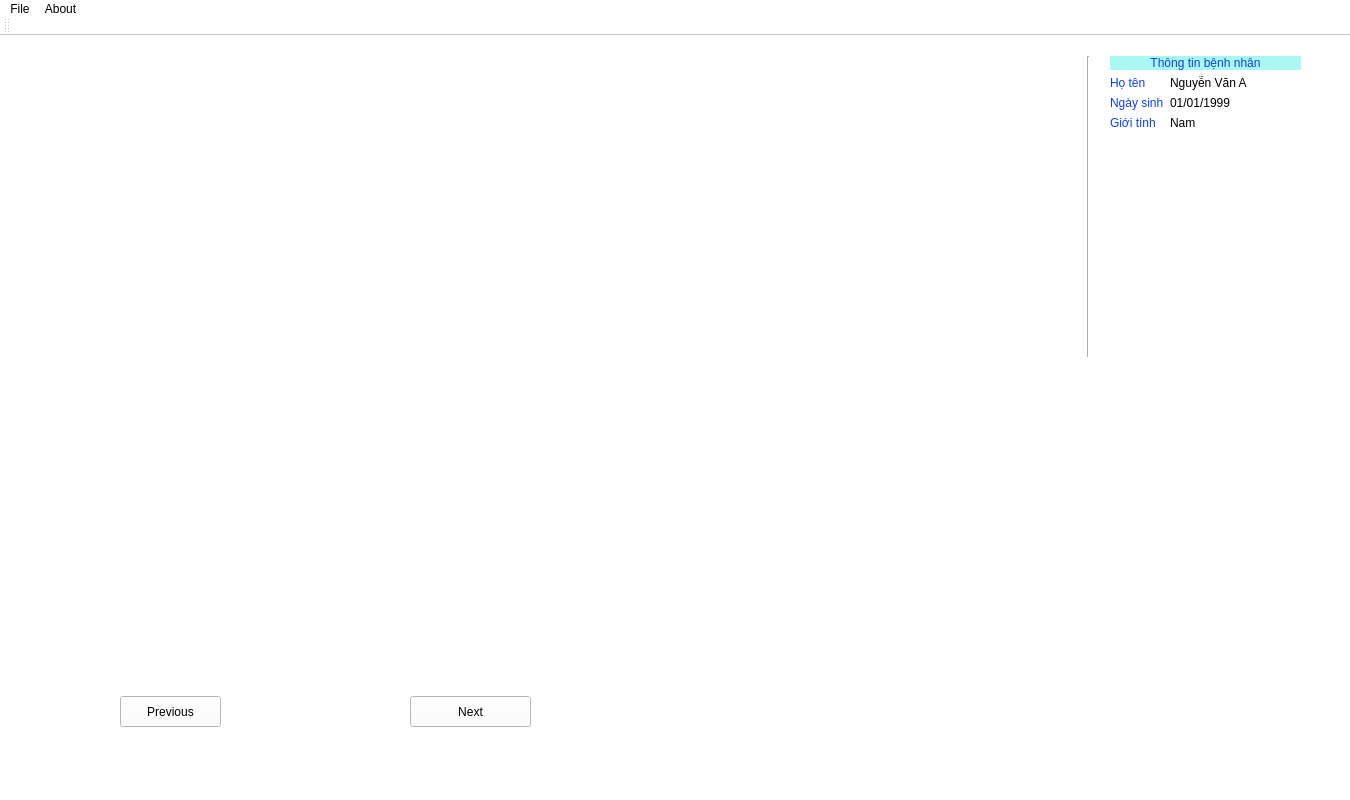
Above: mainwindow.ui from badungphan99/dicom-converter before the change. Below: the same form after it.
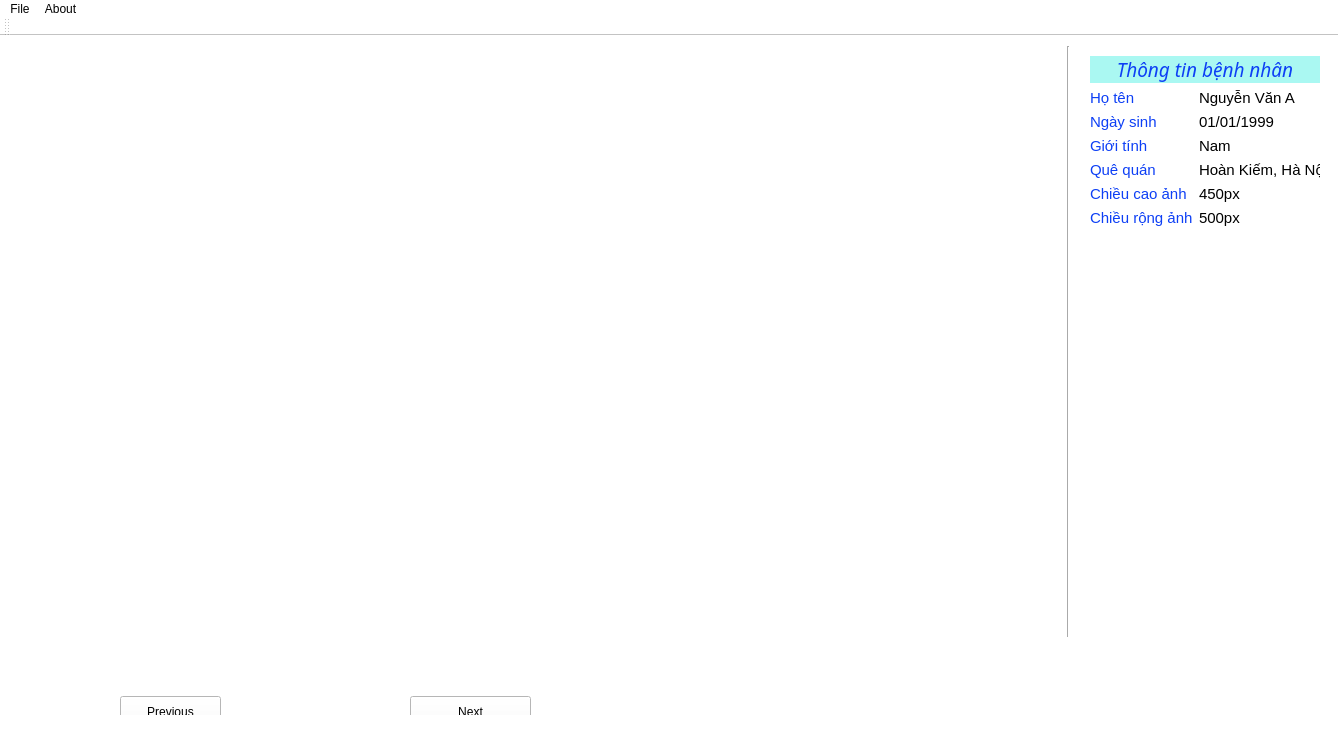
That is the form after the change.

Commit message: update giao diện chứa thông tin bn

The edit to the form file:
```diff
--- a/mainwindow.ui
+++ b/mainwindow.ui
@@ -6,8 +6,8 @@
    <rect>
     <x>0</x>
     <y>0</y>
-    <width>1350</width>
-    <height>800</height>
+    <width>1338</width>
+    <height>737</height>
    </rect>
   </property>
   <property name="sizeIncrement">
@@ -34,7 +34,7 @@
      <rect>
       <x>70</x>
       <y>20</y>
-      <width>1000</width>
+      <width>971</width>
       <height>581</height>
      </rect>
     </property>
@@ -45,10 +45,10 @@
    <widget class="Line" name="line">
     <property name="geometry">
      <rect>
-      <x>1080</x>
-      <y>20</y>
+      <x>1060</x>
+      <y>10</y>
       <width>16</width>
-      <height>301</height>
+      <height>591</height>
      </rect>
     </property>
     <property name="orientation">
@@ -58,10 +58,10 @@
    <widget class="QWidget" name="layoutWidget">
     <property name="geometry">
      <rect>
-      <x>1110</x>
+      <x>1090</x>
       <y>20</y>
-      <width>191</width>
-      <height>121</height>
+      <width>230</width>
+      <height>231</height>
      </rect>
     </property>
     <layout class="QFormLayout" name="formLayout">
@@ -73,12 +73,19 @@
          <height>16777215</height>
         </size>
        </property>
+       <property name="font">
+        <font>
+         <family>Georgia</family>
+         <pointsize>8</pointsize>
+         <italic>true</italic>
+        </font>
+       </property>
        <property name="styleSheet">
         <string notr="true">color: rgb(13, 63, 245);
 background-color: rgb(170, 248, 242);</string>
        </property>
        <property name="text">
-        <string>&lt;html&gt;&lt;head/&gt;&lt;body&gt;&lt;p align=&quot;center&quot;&gt;Thông tin bệnh nhân&lt;/p&gt;&lt;/body&gt;&lt;/html&gt;</string>
+        <string>&lt;html&gt;&lt;head/&gt;&lt;body&gt;&lt;p align=&quot;center&quot;&gt;&lt;span style=&quot; font-size:14pt; font-style:italic;font-family:Time news roman&quot;&gt;Thông tin bệnh nhân&lt;/span&gt;&lt;/p&gt;&lt;/body&gt;&lt;/html&gt;</string>
        </property>
        <property name="indent">
         <number>-1</number>
@@ -87,6 +94,11 @@
      </item>
      <item row="1" column="0">
       <widget class="QLabel" name="label_name">
+       <property name="font">
+        <font>
+         <pointsize>11</pointsize>
+        </font>
+       </property>
        <property name="styleSheet">
         <string notr="true">color: rgb(13, 63, 245);</string>
        </property>
@@ -97,6 +109,11 @@
      </item>
      <item row="1" column="1">
       <widget class="QLabel" name="label_namepatient">
+       <property name="font">
+        <font>
+         <pointsize>11</pointsize>
+        </font>
+       </property>
        <property name="text">
         <string>Nguyễn Văn A</string>
        </property>
@@ -104,6 +121,12 @@
      </item>
      <item row="2" column="0">
       <widget class="QLabel" name="label_birth">
+       <property name="font">
+        <font>
+         <pointsize>11</pointsize>
+         <kerning>true</kerning>
+        </font>
+       </property>
        <property name="styleSheet">
         <string notr="true">color: rgb(13, 63, 245);</string>
        </property>
@@ -114,6 +137,11 @@
      </item>
      <item row="2" column="1">
       <widget class="QLabel" name="label_birthpatient">
+       <property name="font">
+        <font>
+         <pointsize>11</pointsize>
+        </font>
+       </property>
        <property name="text">
         <string>01/01/1999</string>
        </property>
@@ -121,6 +149,11 @@
      </item>
      <item row="3" column="0">
       <widget class="QLabel" name="label_gender">
+       <property name="font">
+        <font>
+         <pointsize>11</pointsize>
+        </font>
+       </property>
        <property name="styleSheet">
         <string notr="true">color: rgb(13, 63, 245);</string>
        </property>
@@ -131,11 +164,100 @@
      </item>
      <item row="3" column="1">
       <widget class="QLabel" name="label_genderpatient">
+       <property name="font">
+        <font>
+         <pointsize>11</pointsize>
+        </font>
+       </property>
        <property name="text">
         <string>Nam</string>
        </property>
       </widget>
      </item>
+     <item row="4" column="0">
+      <widget class="QLabel" name="label_address">
+       <property name="font">
+        <font>
+         <pointsize>11</pointsize>
+        </font>
+       </property>
+       <property name="styleSheet">
+        <string notr="true">color: rgb(13, 63, 245)</string>
+       </property>
+       <property name="text">
+        <string>Quê quán</string>
+       </property>
+      </widget>
+     </item>
+     <item row="4" column="1">
+      <widget class="QLabel" name="label_addresspatient">
+       <property name="font">
+        <font>
+         <pointsize>11</pointsize>
+        </font>
+       </property>
+       <property name="text">
+        <string>Hoàn Kiếm, Hà Nội</string>
+       </property>
+      </widget>
+     </item>
+     <item row="5" column="0">
+      <widget class="QLabel" name="label_heightimage">
+       <property name="font">
+        <font>
+         <pointsize>11</pointsize>
+        </font>
+       </property>
+       <property name="styleSheet">
+        <string notr="true">color: rgb(13, 63, 245)</string>
+       </property>
+       <property name="text">
+        <string>Chiều cao ảnh</string>
+       </property>
+      </widget>
+     </item>
+     <item row="5" column="1">
+      <widget class="QLabel" name="label_heightimagepatient">
+       <property name="font">
+        <font>
+         <pointsize>11</pointsize>
+        </font>
+       </property>
+       <property name="text">
+        <string>450px</string>
+       </property>
+      </widget>
+     </item>
+     <item row="6" column="0">
+      <widget class="QLabel" name="label_widthimage">
+       <property name="font">
+        <font>
+         <pointsize>11</pointsize>
+         <underline>false</underline>
+         <strikeout>false</strikeout>
+         <kerning>false</kerning>
+        </font>
+       </property>
+       <property name="styleSheet">
+        <string notr="true">color: rgb(13, 63, 245)</string>
+       </property>
+       <property name="text">
+        <string>Chiều rộng ảnh</string>
+       </property>
+      </widget>
+     </item>
+     <item row="6" column="1">
+      <widget class="QLabel" name="label_widthimagepatient">
+       <property name="font">
+        <font>
+         <pointsize>11</pointsize>
+        </font>
+       </property>
+       <property name="text">
+        <string>500px</string>
+       </property>
+      </widget>
+     </item>
     </layout>
    </widget>
    <widget class="QPushButton" name="pushButton_previous">
@@ -170,8 +292,8 @@
     <rect>
      <x>0</x>
      <y>0</y>
-     <width>1350</width>
-     <height>22</height>
+     <width>1338</width>
+     <height>21</height>
     </rect>
    </property>
    <widget class="QMenu" name="menuFile">
```
